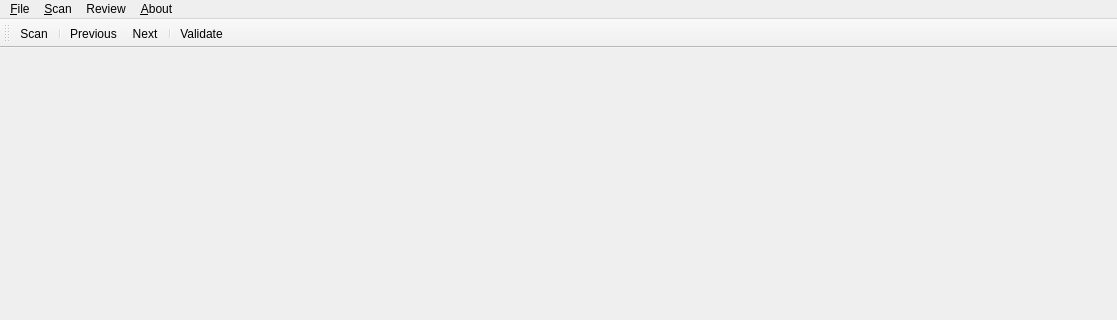
Qt form src/ui/main.ui (wxgeo/ptyx-mcq-corrector) before a commit; both pictures show x 0 to 1117 and y 0 to 320 of the 1117 by 526 pixel window.
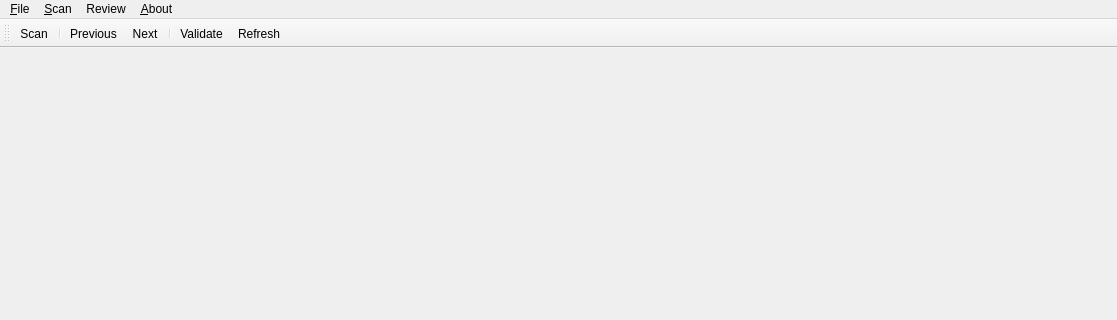
The same form after that commit. Icons and pictures are not drawn.

Commit message: feat: Add ability to refresh the issues list.

```diff
--- a/src/ui/main.ui
+++ b/src/ui/main.ui
@@ -92,6 +92,7 @@
    <addaction name="actionNext"/>
    <addaction name="separator"/>
    <addaction name="actionValidate"/>
+            <addaction name="actionRefresh"/>
   </widget>
   <action name="action_Open_directory">
    <property name="icon">
@@ -202,6 +203,17 @@
     <string>&amp;Reset review</string>
    </property>
   </action>
+        <action name="actionRefresh">
+            <property name="icon">
+                <iconset theme="view-refresh"/>
+            </property>
+            <property name="text">
+                <string>Refresh</string>
+            </property>
+            <property name="shortcut">
+                <string>Ctrl+R</string>
+            </property>
+        </action>
  </widget>
  <resources/>
  <connections>
```
Left out of the diff: 25 changed lines with no effect on the pictures. Lines whose indentation alone changed are shown as unchanged. The commit also changes 5 other files.
